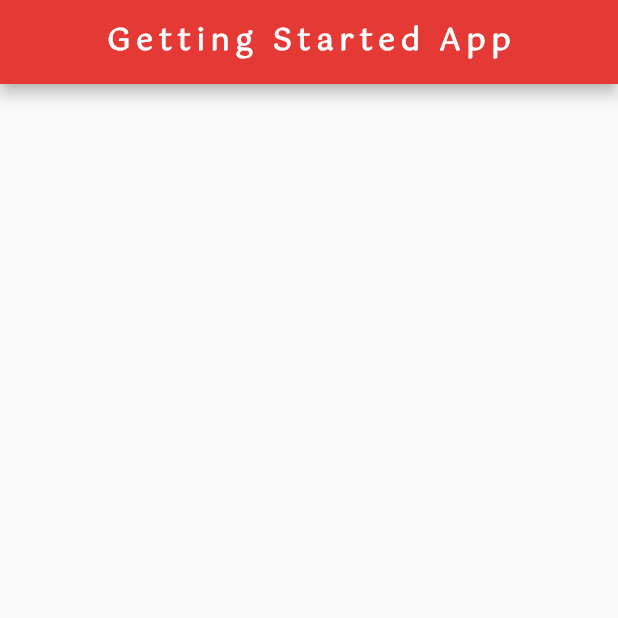
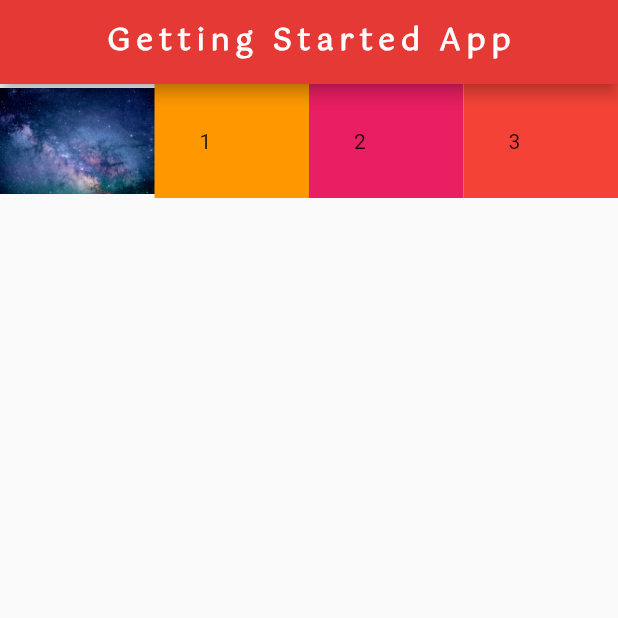
Before and after one commit to brentjeffson/flutter-getting_started_app, a Flutter app: the screen it shows after launch, on a phone screen of 412 x 824 dp, the top half of it. Run offline on Flutter 3.47's test engine with Material 2 defaults, Android fonts, the phone set to English and light mode, and no system bars.

Commit message:
using expanded to control widget size distribution

```diff
--- a/lib/main.dart
+++ b/lib/main.dart
@@ -21,6 +21,38 @@ class Home extends StatelessWidget {
         centerTitle: true,
         backgroundColor: Colors.red[600],
       ),
+      body: Row(
+        children: <Widget>[
+          Expanded(
+            flex: 1,
+            child: Image.asset('assets/space-1.jpg'),
+          ),
+          Expanded(
+            flex: 1,
+            child: Container(
+              child: Text('1'),
+              padding: EdgeInsets.all(30.0),
+              color: Colors.orange,
+            ),
+          ),
+          Expanded(
+            flex: 1,
+            child: Container(
+              child: Text('2'),
+              padding: EdgeInsets.all(30.0),
+              color: Colors.pink,
+            ),
+          ),
+          Expanded(
+            flex: 1,
+            child: Container(
+              child: Text('3'),
+              padding: EdgeInsets.all(30.0),
+              color: Colors.red,
+            ),
+          ),
+        ],
+      ),
     );
   }
 }
```
